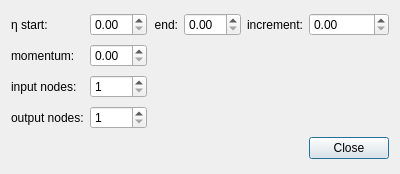
The window that config.ui (joshuaeckroth/NeuralNetworkSimulator) describes before a commit, drawn with Qt 5.
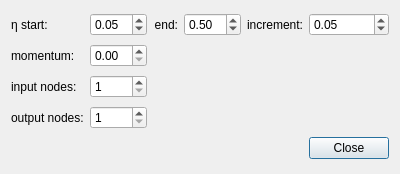
The same window after the commit.

Commit message: New config settings, changing config settings updates networks properly, restart works properly.

What changed in the file:
```diff
--- a/config.ui
+++ b/config.ui
@@ -29,6 +29,9 @@
      <property name="singleStep">
       <double>0.050000000000000</double>
      </property>
+     <property name="value">
+      <double>0.050000000000000</double>
+     </property>
     </widget>
    </item>
    <item row="0" column="2">
@@ -46,6 +49,9 @@
      <property name="singleStep">
       <double>0.050000000000000</double>
      </property>
+     <property name="value">
+      <double>0.500000000000000</double>
+     </property>
     </widget>
    </item>
    <item row="0" column="4">
@@ -63,6 +69,9 @@
      <property name="singleStep">
       <double>0.050000000000000</double>
      </property>
+     <property name="value">
+      <double>0.050000000000000</double>
+     </property>
     </widget>
    </item>
    <item row="1" column="0">
```
The commit also changes 4 other files.
